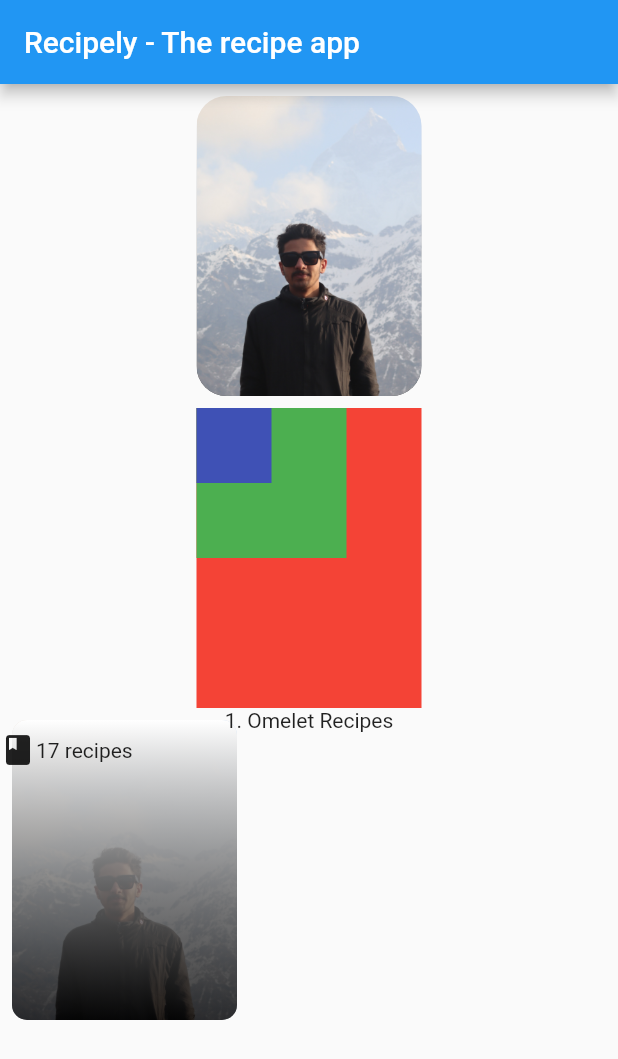
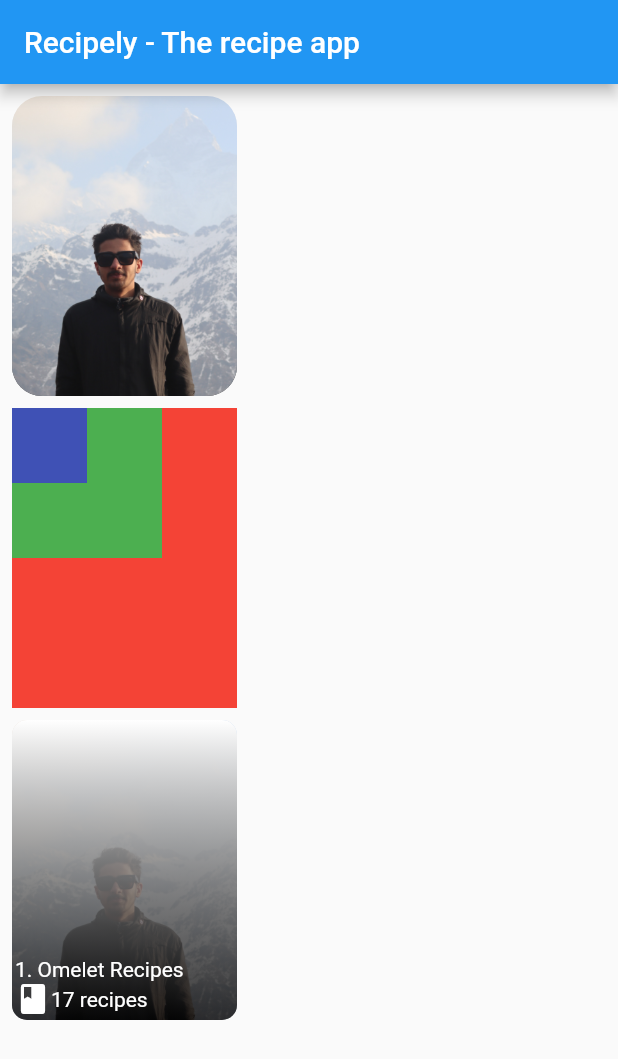
Before and after one commit to lostidol355/cfc_dang_flutter_day2, a Flutter app: the screen it shows after launch, on a phone screen of 412 x 824 dp. Shown: the top 1059 px of the screen. Run offline on Flutter 3.47's test engine with Material 2 defaults, Android fonts, the phone set to English and light mode, and no system bars.

Commit message:
stack with gradient positioned widget completed

```diff
--- a/lib/home_screen.dart
+++ b/lib/home_screen.dart
@@ -77,13 +77,31 @@ class HomeScreen extends StatelessWidget {
                   ),
                 ),
               ),
-              Column(
-                children: [
-                  Text("1. Omelet Recipes"),
-                  Row(
-                    children: [Icon(Icons.book), Text("17 recipes")],
-                  )
-                ],
+              Positioned(
+                left: 10,
+                bottom: 10,
+                child: Column(
+                  crossAxisAlignment: CrossAxisAlignment.start,
+                  mainAxisAlignment: MainAxisAlignment.end,
+                  children: [
+                    Text(
+                      "1. Omelet Recipes",
+                      style: TextStyle(color: Colors.white),
+                    ),
+                    Row(
+                      children: [
+                        Icon(
+                          Icons.book,
+                          color: Colors.white,
+                        ),
+                        Text(
+                          "17 recipes",
+                          style: TextStyle(color: Colors.white),
+                        )
+                      ],
+                    )
+                  ],
+                ),
               )
             ],
           )
```
